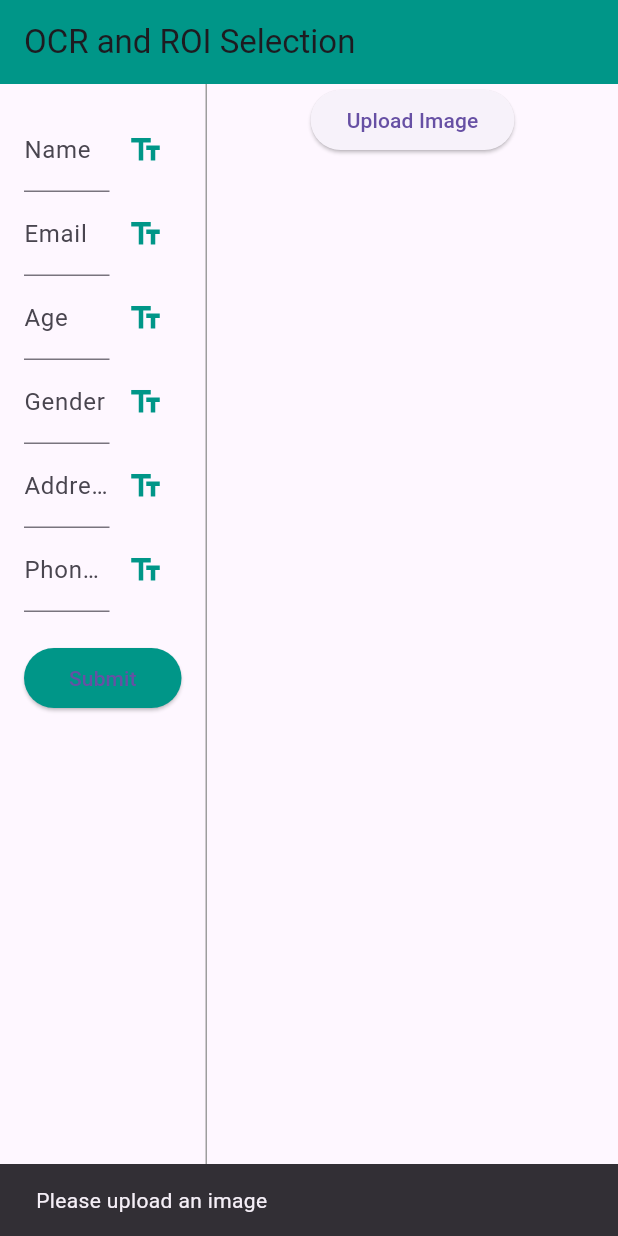
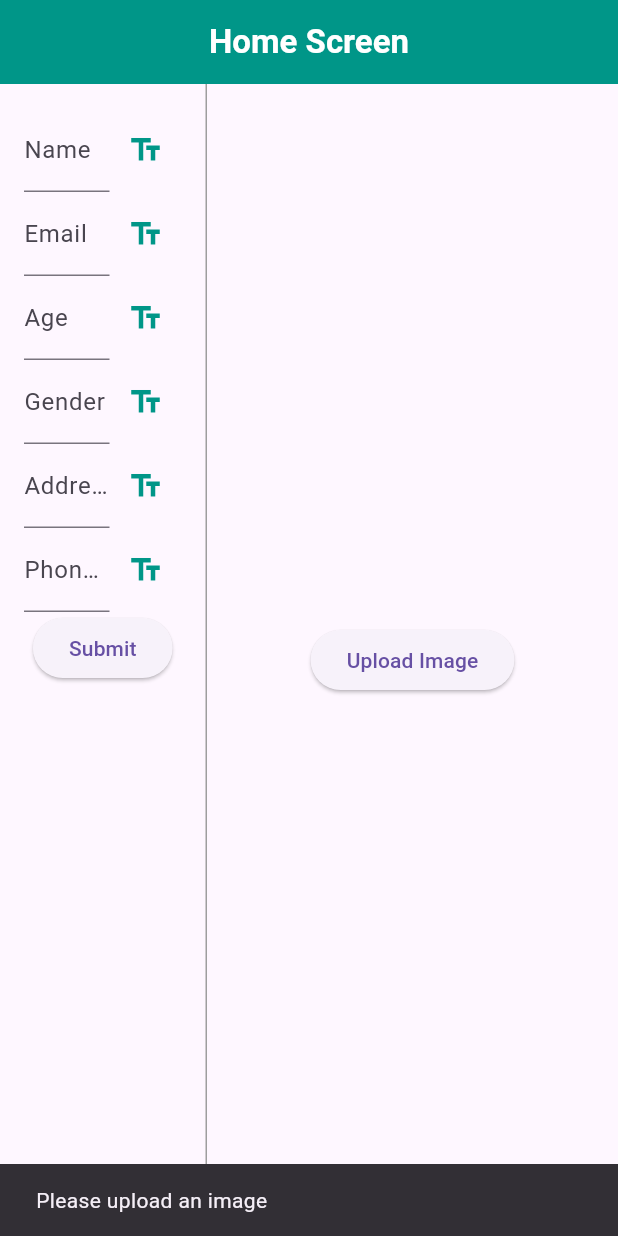
Before and after one commit to mubinsyedmuhammed/Text_extractor, a Flutter app: the screen it shows after launch, after a tap on the "text fields" icon, on a phone screen of 412 x 824 dp. Run offline on Flutter 3.47's test engine with Material 3 defaults, Android fonts, the phone set to English and light mode, and no system bars; our stand-ins replace file_picker; missing offline and left inert: image_painter.

Commit message:
splits the dart files

```diff
--- a/lib/main.dart
+++ b/lib/main.dart
@@ -1,5 +1,5 @@
 import 'package:flutter/material.dart';
-import 'screen/home_screen.dart';
+import 'screens/home_screen.dart';
 
 void main() {
   runApp(const MyApp());
--- a/lib/screen/home_screen.dart
+++ /dev/null
@@ -1,288 +0,0 @@
-import 'dart:developer';
-import 'dart:typed_data';
-
-import 'package:flutter/material.dart';
-import 'package:image/image.dart' as img;
-import 'package:image_painter/image_painter.dart';
-import 'package:file_picker/file_picker.dart';
-import 'package:text_extractor/services/ocr_service.dart';
-
-class HomeScreen extends StatelessWidget {
-  const HomeScreen({super.key});
-
-  @override
-  Widget build(BuildContext context) {
-    return Scaffold(
-      appBar: AppBar(
-        title: const Text("OCR and ROI Selection"),
-        backgroundColor: Colors.teal,
-      ),
-      body: const ROISelectionScreen(),
-    );
-  }
-}
-
-class ROISelectionScreen extends StatefulWidget {
-  const ROISelectionScreen({super.key});
-
-  @override
-  ROISelectionScreenState createState() => ROISelectionScreenState();
-}
-
-class ROISelectionScreenState extends State<ROISelectionScreen> {
-  Uint8List? _imageBytes;
-  late final ImagePainterController _controller;
-
-  @override
-  void initState() {
-    super.initState();
-    _controller = ImagePainterController(
-      fill: false,
-      color: Colors.black,
-      mode: PaintMode.rect,
-      strokeWidth: 2.0,
-    );
-  }
-
-  @override
-  void dispose() {
-    _controller.clear();  // Dispose of the controller when the widget is disposed
-    super.dispose();
-  }
-
-
-  final _formKey = GlobalKey<FormState>();
-  final TextEditingController _nameController = TextEditingController();
-  final TextEditingController _emailController = TextEditingController();
-  final TextEditingController _ageController = TextEditingController();
-  final TextEditingController _genderController = TextEditingController();
-  final TextEditingController _addressController = TextEditingController();
-  final TextEditingController _phoneController = TextEditingController();
-
-  Future<void> _pickFile() async {
-    FilePickerResult? result = await FilePicker.platform.pickFiles(
-      type: FileType.image,
-    );
-
-    if (result != null && result.files.single.bytes != null) {
-      setState(() {
-        _imageBytes = result.files.single.bytes;
-        _controller.clear();
-      });
-    } else {
-      log("File selection canceled.");
-      // ignore: use_build_context_synchronously
-      ScaffoldMessenger.of(context).showSnackBar(
-        const SnackBar(content: Text('No image selected or invalid file')),
-      );
-    }
-  }
-
-  Future<void> _extractTextFromCroppedImage(String field) async {
-    if (_imageBytes == null) {
-      ScaffoldMessenger.of(context).showSnackBar(
-        const SnackBar(content: Text('Please upload an image')),
-      );
-      return;
-    }
-
-    final img.Image? decodedImage = img.decodeImage(_imageBytes!);
-
-    if (decodedImage == null) {
-      ScaffoldMessenger.of(context).showSnackBar(
-        const SnackBar(content: Text('Invalid image format')),
-      );
-      return;
-    }
-
-    if (_controller.paintHistory.isEmpty) {
-      ScaffoldMessenger.of(context).showSnackBar(
-        const SnackBar(content: Text('No ROI selected. Please draw a region to crop.')),
-      );
-      return;
-    }
-
-    final paintInfo = _controller.paintHistory.last;
-
-    if (paintInfo.mode != PaintMode.rect || paintInfo.offsets.length < 2) {
-      ScaffoldMessenger.of(context).showSnackBar(
-        const SnackBar(content: Text('Please draw a valid rectangular ROI.')),
-      );
-      return;
-    }
-
-    final int left = paintInfo.offsets[0]!.dx.toInt();
-    final int top = paintInfo.offsets[0]!.dy.toInt();
-    final int right = paintInfo.offsets[1]!.dx.toInt();
-    final int bottom = paintInfo.offsets[1]!.dy.toInt();
-
-    if (left >= right || top >= bottom) {
-      ScaffoldMessenger.of(context).showSnackBar(
-        const SnackBar(content: Text('Invalid region dimensions. Please select properly.')),
-      );
-      return;
-    }
-
-    try {
-      final croppedImage = img.copyCrop(
-        decodedImage,
-        x: left,
-        y: top,
-        width: right - left,
-        height: bottom - top,
-      );
-
-      Uint8List croppedBytes = Uint8List.fromList(img.encodeJpg(croppedImage));
-
-      OCRService ocrService = OCRService();
-      String extractedText = await ocrService.extractText(croppedBytes);
-
-      if (extractedText.isEmpty) {
-        // ignore: use_build_context_synchronously
-        ScaffoldMessenger.of(context).showSnackBar(
-          const SnackBar(content: Text('No text found in the cropped region')),
-        );
-        return;
-      }
-
-      switch (field) {
-        case 'Name':
-          _nameController.text = extractedText;
-          break;
-        case 'Email':
-          _emailController.text = extractedText;
-          break;
-        case 'Age':
-          _ageController.text = extractedText;
-          break;
-        case 'Gender':
-          _genderController.text = extractedText;
-          break;
-        case 'Address':
-          _addressController.text = extractedText;
-          break;
-        case 'Phone Number':
-          _phoneController.text = extractedText;
-          break;
-        default:
-          ScaffoldMessenger.of(context).showSnackBar(
-            const SnackBar(content: Text('Invalid field selection')),
-          );
-          return;
-      }
-
-      log("Extracted Text: $extractedText");
-
-      // ignore: use_build_context_synchronously
-      ScaffoldMessenger.of(context).showSnackBar(
-        SnackBar(content: Text('Extracted Text: $extractedText')),
-      );
-    } catch (e) {
-      log("Error during cropping/extraction: $e");
-      // ignore: use_build_context_synchronously
-      ScaffoldMessenger.of(context).showSnackBar(
-        const SnackBar(content: Text('Failed to process the image. Try again.')),
-      );
-    }
-  }
-
-  @override
-  Widget build(BuildContext context) {
-    return Row(
-      crossAxisAlignment: CrossAxisAlignment.start,
-      children: [
-        Expanded(
-          flex: 1,
-          child: Padding(
-            padding: const EdgeInsets.all(16.0),
-            child: Form(
-              key: _formKey,
-              child: ListView(
-                children: [
-                  _buildTextField(_nameController, "Name", "Name"),
-                  _buildTextField(_emailController, "Email", "Email"),
-                  _buildTextField(_ageController, "Age", "Age", isNumeric: true),
-                  _buildTextField(_genderController, "Gender", "Gender"),
-                  _buildTextField(_addressController, "Address", "Address"),
-                  _buildTextField(_phoneController, "Phone Number", "Phone Number", isNumeric: true),
-                  const SizedBox(height: 20),
-                  ElevatedButton(
-                    onPressed: () {
-                      if (_formKey.currentState!.validate()) {
-                        ScaffoldMessenger.of(context).showSnackBar(
-                          const SnackBar(content: Text('Form Submitted!')),
-                        );
-                      }
-                    },
-                    style: ElevatedButton.styleFrom(backgroundColor: Colors.teal),
-                    child: const Text("Submit"),
-                  ),
-                ],
-              ),
-            ),
-          ),
-        ),
-        const VerticalDivider(width: 1, color: Colors.grey),
-        Expanded(
-          flex: 2,
-          child: Column(
-            children: [
-              _imageBytes == null
-                  ? Center(
-                      child: ElevatedButton(
-                        onPressed: _pickFile,
-                        child: const Text("Upload Image"),
-                      ),
-                    )
-                  : Expanded(
-                      child: Stack(
-                        children: [
-                          ImagePainter.memory(
-                            _imageBytes!,
-                            controller: _controller,
-                            scalable: true,
-                          ),
-                          Positioned(
-                            top: 50,
-                            right: 10,
-                            child: IconButton(
-                              icon: const Icon(Icons.cancel, color: Colors.black, size: 30),
-                              onPressed: () {
-                                setState(() {
-                                  _imageBytes = null;
-                                  _controller.clear();
-                                });
-                              },
-                            ),
-                          ),
-                        ],
-                      ),
-                    ),
-            ],
-          ),
-        ),
-      ],
-    );
-  }
-
-  Widget _buildTextField(TextEditingController controller, String label, String field, {bool isNumeric = false}) {
-    return Row(
-      children: [
-        Expanded(
-          child: TextFormField(
-            controller: controller,
-            decoration: InputDecoration(labelText: label),
-            keyboardType: isNumeric ? TextInputType.number : TextInputType.text,
-            validator: (value) => value!.isEmpty ? "Please enter your $label" : null,
-          ),
-        ),
-        IconButton(
-          icon: const Icon(Icons.text_fields, color: Colors.teal),
-          onPressed: () {
-            _extractTextFromCroppedImage(field);
-          },
-        ),
-      ],
-    );
-  }
-}
--- /dev/null
+++ b/lib/screens/home_screen.dart
@@ -0,0 +1,33 @@
+import 'package:flutter/material.dart';
+import 'roi_selection_screen.dart';
+
+class HomeScreen extends StatelessWidget {
+  const HomeScreen({super.key});
+
+  @override
+  Widget build(BuildContext context) {
+    return Scaffold(
+      appBar: AppBar(
+        centerTitle: true,
+        title: GestureDetector(
+          onTap: () {
+            // Rebuild the HomeScreen when the title is clicked
+            Navigator.pushReplacement(
+              context,
+              MaterialPageRoute(builder: (context) => const HomeScreen()),
+            );
+          },
+          child: const Text(
+            "Home Screen",
+            style: TextStyle(
+              fontWeight: FontWeight.bold,
+              color: Colors.white
+            ),
+          ),
+        ),
+        backgroundColor: Colors.teal,
+      ),
+      body: const ROISelectionView(),
+    );
+  }
+}
--- /dev/null
+++ b/lib/screens/roi_selection_screen.dart
@@ -0,0 +1,175 @@
+import 'dart:developer';
+import 'dart:typed_data';
+import 'package:flutter/material.dart';
+import 'package:image/image.dart' as img;
+import 'package:image_painter/image_painter.dart';
+import 'package:file_picker/file_picker.dart';
+import 'package:text_extractor/services/roi_form.dart';
+import 'package:text_extractor/widgets/image_viewer.dart';
+import '../services/ocr_service.dart';
+
+
+class ROISelectionView extends StatefulWidget {
+  const ROISelectionView({super.key});
+
+  @override
+  ROISelectionViewState createState() => ROISelectionViewState();
+}
+
+class ROISelectionViewState extends State<ROISelectionView> {
+  Uint8List? _imageBytes;
+  late ImagePainterController _controller;
+  final _formKey = GlobalKey<FormState>();
+  final Map<String, TextEditingController> _fieldControllers = {
+    "Name": TextEditingController(),
+    "Email": TextEditingController(),
+    "Age": TextEditingController(),
+    "Gender": TextEditingController(),
+    "Address": TextEditingController(),
+    "Phone Number": TextEditingController(),
+  };
+
+  @override
+  void initState() {
+    super.initState();
+    _initializeController();
+  }
+
+  void _initializeController() {
+    _controller = ImagePainterController(
+      fill: false,
+      color: Colors.black,
+      mode: PaintMode.rect,
+      strokeWidth: 2.0,
+    );
+  }
+
+  @override
+  void dispose() {
+    _controller.dispose();
+    for (var controller in _fieldControllers.values) {
+      controller.dispose();
+    }
+    super.dispose();
+  }
+
+  Future<void> _pickFile() async {
+    FilePickerResult? result = await FilePicker.platform.pickFiles(
+      type: FileType.image,
+    );
+
+    if (result != null && result.files.single.bytes != null) {
+      setState(() {
+        _imageBytes = result.files.single.bytes;
+        _initializeController(); // Reinitialize the controller with the new image
+      });
+    } else {
+      log("File selection canceled.");
+      // ignore: use_build_context_synchronously
+      ScaffoldMessenger.of(context).showSnackBar(
+        const SnackBar(content: Text('No image selected or invalid file')),
+      );
+    }
+  }
+
+  void _clearImage() {
+    setState(() {
+      _imageBytes = null;
+      _controller.clear();
+    });
+  }
+
+  Future<void> _extractTextFromCroppedImage(String field) async {
+    if (_imageBytes == null) {
+      _showSnackBar('Please upload an image');
+      return;
+    }
+
+    final img.Image? decodedImage = img.decodeImage(_imageBytes!);
+    if (decodedImage == null || _controller.paintHistory.isEmpty) {
+      _showSnackBar('Invalid image or no ROI selected');
+      return;
+    }
+
+    final paintInfo = _controller.paintHistory.last;
+    if (paintInfo.mode != PaintMode.rect || paintInfo.offsets.length < 2) {
+      _showSnackBar('Please draw a valid rectangular ROI.');
+      return;
+    }
+
+    final int left = paintInfo.offsets[0]!.dx.toInt();
+    final int top = paintInfo.offsets[0]!.dy.toInt();
+    final int right = paintInfo.offsets[1]!.dx.toInt();
+    final int bottom = paintInfo.offsets[1]!.dy.toInt();
+
+    if (left >= right || top >= bottom) {
+      _showSnackBar('Invalid region dimensions. Please select properly.');
+      return;
+    }
+
+    try {
+      final croppedImage = img.copyCrop(decodedImage, x: left, y: top, width: right - left, height: bottom - top);
+      Uint8List croppedBytes = Uint8List.fromList(img.encodeJpg(croppedImage));
+
+      OCRService ocrService = OCRService();
+      String extractedText = await ocrService.extractText(croppedBytes);
+
+      if (extractedText.isEmpty) {
+        _showSnackBar('No text found in the cropped region');
+        return;
+      }
+
+      setState(() {
+        _fieldControllers[field]?.text = extractedText;
+      });
+
+      _showSnackBar(extractedText);
+    } catch (e) {
+      log("Error during cropping/extraction: $e");
+      _showSnackBar('Failed to process the image. Try again.');
+    }
+  }
+
+  void _showSnackBar(String message) {
+    ScaffoldMessenger.of(context).showSnackBar(
+      SnackBar(content: Text(message)),
+    );
+  }
+
+  void _submitForm() {
+    if (_formKey.currentState!.validate()) {
+      _showSnackBar('Form submitted successfully!');
+    }
+  }
+
+  @override
+  Widget build(BuildContext context) {
+    return Row(
+      crossAxisAlignment: CrossAxisAlignment.start,
+      children: [
+        Expanded(
+          flex: 1,
+          child: Padding(
+            padding: const EdgeInsets.all(16.0),
+            child: ROIForm(
+              formKey: _formKey,
+              fieldControllers: _fieldControllers,
+              onExtract: _extractTextFromCroppedImage,
+              onSubmit: _submitForm,
+            ),
+          ),
+        ),
+        const VerticalDivider(width: 1, color: Colors.grey),
+        Expanded(
+          flex: 2,
+          child: ROIImageViewer(
+            imageBytes: _imageBytes,
+            controller: _controller,
+            onPickFile: _pickFile,
+            onClearImage: _clearImage,
+          ),
+        ),
+      ],
+    );
+  }
+}
--- /dev/null
+++ b/lib/services/roi_form.dart
@@ -0,0 +1,36 @@
+import 'package:flutter/material.dart';
+import 'package:text_extractor/widgets/text_field_widget.dart';
+
+class ROIForm extends StatelessWidget {
+  final GlobalKey<FormState> formKey;
+  final Map<String, TextEditingController> fieldControllers;
+  final Function(String field) onExtract;
+  final VoidCallback onSubmit;
+
+  const ROIForm({
+    super.key,
+    required this.formKey,
+    required this.fieldControllers,
+    required this.onExtract,
+    required this.onSubmit,
+  });
+
+  @override
+  Widget build(BuildContext context) {
+    return Form(
+      key: formKey,
+      child: Column(
+        children: [
+          for (var entry in fieldControllers.entries)
+            TextFieldWidget(
+              controller: entry.value,
+              label: entry.key,
+              field: entry.key,
+              onExtract: onExtract,
+            ),
+          ElevatedButton(onPressed: onSubmit, child: const Text("Submit")),
+        ],
+      ),
+    );
+  }
+}
--- /dev/null
+++ b/lib/widgets/image_viewer.dart
@@ -0,0 +1,58 @@
+import 'dart:typed_data';
+import 'package:flutter/material.dart';
+import 'package:image_painter/image_painter.dart';
+
+class ROIImageViewer extends StatelessWidget {
+  final Uint8List? imageBytes;
+  final ImagePainterController controller;
+  final VoidCallback onPickFile;
+  final VoidCallback onClearImage;
+
+  const ROIImageViewer({
+    super.key,
+    required this.imageBytes,
+    required this.controller,
+    required this.onPickFile,
+    required this.onClearImage,
+  });
+
+  @override
+  Widget build(BuildContext context) {
+    return Scaffold(
+      body: imageBytes == null
+          ? Center(
+              child: ElevatedButton(
+                onPressed: onPickFile,
+                child: const Text("Upload Image"),
+              ),
+            )
+          : Expanded(
+              child: Stack(
+                children: [
+                  ImagePainter.memory(
+                    imageBytes!,
+                    controller: controller,
+                    scalable: true,
+                  ),
+                  Positioned(
+                    top: 60,
+                    right: 6,
+                    child: Container(
+                      width: 40,
+                      height: 40,
+                      decoration: BoxDecoration(
+                        shape: BoxShape.circle,
+                        color: Colors.red,
+                      ),
+                      child: IconButton(
+                        onPressed: onClearImage,
+                        icon: const Icon(Icons.close, color: Colors.white),
+                      ),
+                    ),
+                  ),
+                ],
+              ),
+            ),
+    );
+  }
+}
--- /dev/null
+++ b/lib/widgets/text_field_widget.dart
@@ -0,0 +1,37 @@
+import 'package:flutter/material.dart';
+
+class TextFieldWidget extends StatelessWidget {
+  final TextEditingController controller;
+  final String label;
+  final String field;
+  final bool isNumeric;
+  final Function(String) onExtract;
+
+  const TextFieldWidget({
+    super.key,
+    required this.controller,
+    required this.label,
+    required this.field,
+    this.isNumeric = false,
+    required this.onExtract,
+  });
+
+  @override
+  Widget build(BuildContext context) {
+    return Row(
+      children: [
+        Expanded(
+          child: TextFormField(
+            controller: controller,
+            decoration: InputDecoration(labelText: label),
+            keyboardType: isNumeric ? TextInputType.number : TextInputType.text,
+          ),
+        ),
+        IconButton(
+          icon: const Icon(Icons.text_fields, color: Colors.teal),
+          onPressed: () => onExtract(field),
+        ),
+      ],
+    );
+  }
+}
```
